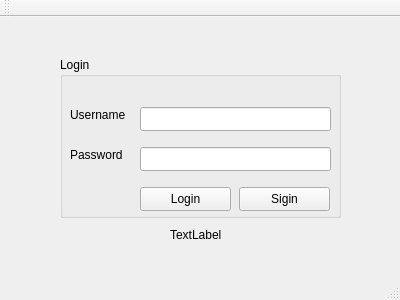
Above: client/ui/login.ui from s267562/Live-Text-Editor before the change. Below: the same form after it.
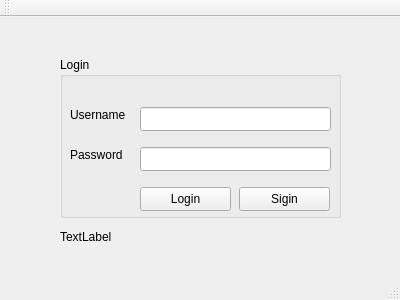
That is the form after the change.

Commit message: adding error label (login ui)

The edit to the form file:
```diff
--- a/client/ui/login.ui
+++ b/client/ui/login.ui
@@ -102,10 +102,10 @@
    <widget class="QLabel" name="label_3">
     <property name="geometry">
      <rect>
-      <x>170</x>
+      <x>60</x>
       <y>210</y>
-      <width>59</width>
-      <height>16</height>
+      <width>281</width>
+      <height>20</height>
      </rect>
     </property>
     <property name="text">
```
The commit also changes 4 other files.
